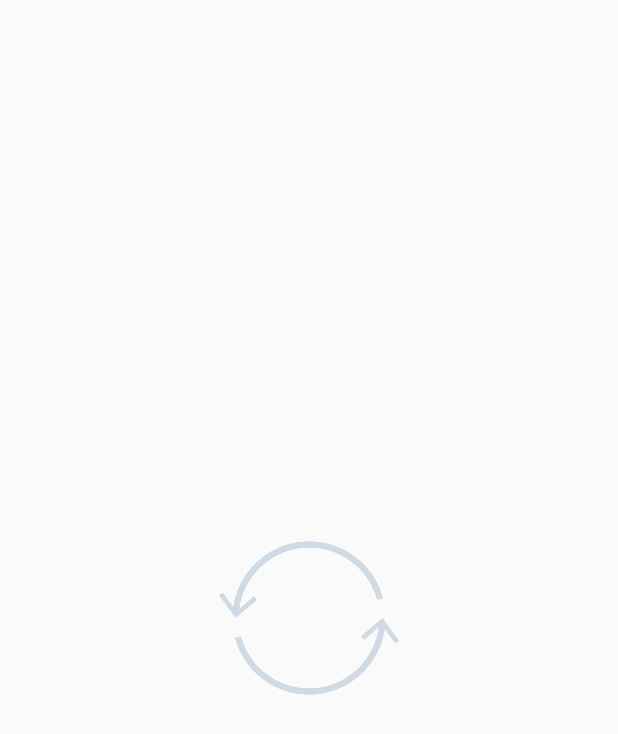
After one commit to Pyeonbok/capstone-design, an Android app: the layout activity_loading.xml on its own in the app's theme, with its tools: preview values and no code run, on a phone screen of 412 x 824 dp. The commit adds this screen. Shown: the top 734 px of the screen. Run offline under Robolectric (Android 15) with nearby library versions, the phone set to English and light mode, and no system bars.

Commit message:
로딩 페이지 추가

```diff
--- a/app/src/main/AndroidManifest.xml
+++ b/app/src/main/AndroidManifest.xml
@@ -5,11 +5,13 @@
     <uses-permission android:name="android.permission.INTERNET" />
     <uses-permission android:name="android.permission.RECORD_AUDIO" />
     <uses-permission android:name="android.permission.ACCESS_NETWORK_STATE"/>
+
     <queries>
         <intent>
             <action android:name="android.speech.RecognitionService" />
         </intent>
     </queries>
+
     <application
         android:usesCleartextTraffic="true"
         android:allowBackup="true"
--- a/app/src/main/java/com/example/gaegang/adapter/RecommendAdapter.kt
+++ b/app/src/main/java/com/example/gaegang/adapter/RecommendAdapter.kt
@@ -11,7 +11,6 @@ import com.example.gaegang.dataClass.RecommendedItem
 
 class RecommendAdapter(val context: Context, val recList: ArrayList<RecommendedItem>) :
 RecyclerView.Adapter<RecommendAdapter.Holder>() {
-
 
     /*
     * 강의명
@@ -63,4 +62,5 @@ RecyclerView.Adapter<RecommendAdapter.Holder>() {
     override fun getItemCount(): Int {
         return recList.size
     }
+
 }
--- /dev/null
+++ b/app/src/main/res/layout/activity_loading.xml
@@ -0,0 +1,18 @@
+<?xml version="1.0" encoding="utf-8"?>
+<LinearLayout xmlns:android="http://schemas.android.com/apk/res/android"
+    xmlns:app="http://schemas.android.com/apk/res-auto"
+    xmlns:tools="http://schemas.android.com/tools"
+    android:layout_width="match_parent"
+    android:layout_height="match_parent"
+    android:orientation="vertical"
+    android:gravity="center">
+
+    <ImageView
+        android:id="@+id/loading_image"
+        android:layout_width="200dp"
+        android:layout_height="200dp"
+        android:adjustViewBounds="true"
+        android:scaleType="fitCenter"
+        android:src="@drawable/loading_logo_img" />
+
+</LinearLayout>
--- a/build.gradle
+++ b/build.gradle
@@ -1,6 +1,6 @@
 // Top-level build file where you can add configuration options common to all sub-projects/modules.
 buildscript {
-    ext.kotlin_version = "1.4.31"
+    ext.kotlin_version = "1.4.21"
     repositories {
         google()
         jcenter()
```
Also changed, not shown: app/build.gradle (+3 -4 lines), app/src/main/java/com/example/gaegang/LoadingActivity.kt (added, +38 -0 lines), app/src/main/java/com/example/gaegang/RecommendActivity.kt (+1 -76 lines), app/src/main/java/com/example/gaegang/SearchActivity.kt (+16 -1 lines), app/src/main/java/com/example/gaegang/dataClass/Recommended.kt (+13 -12 lines), app/src/main/res/anim/loading.xml (added, +10 -0 lines), app/src/main/res/drawable-v24/loading_logo_img.png (added).
